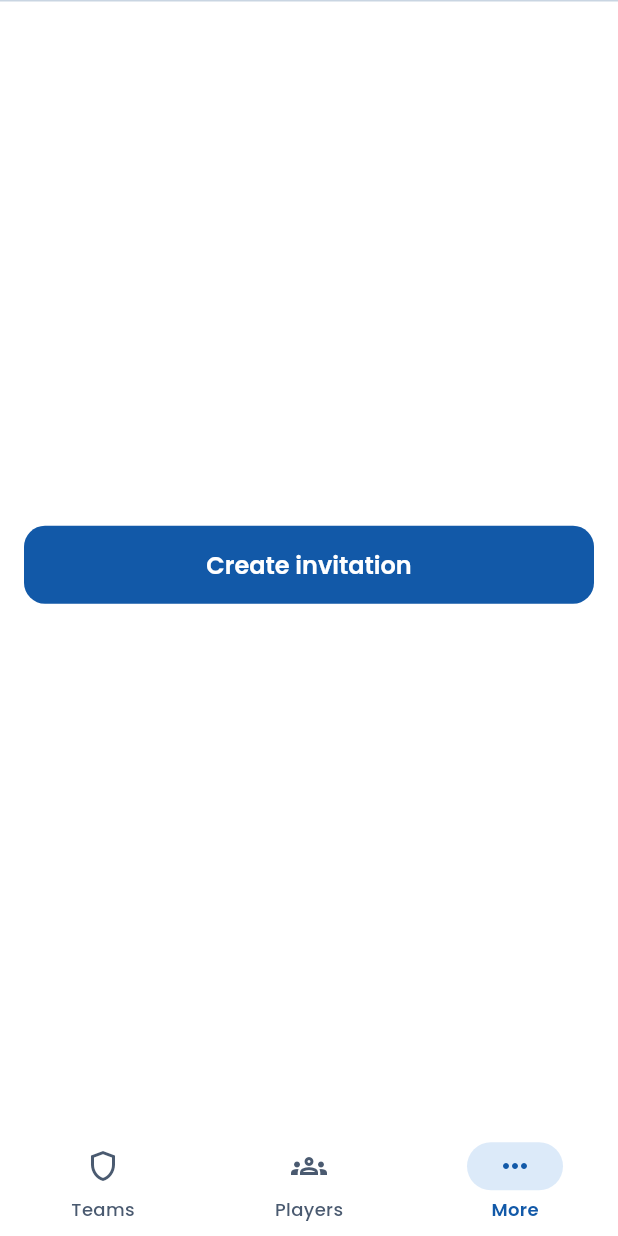
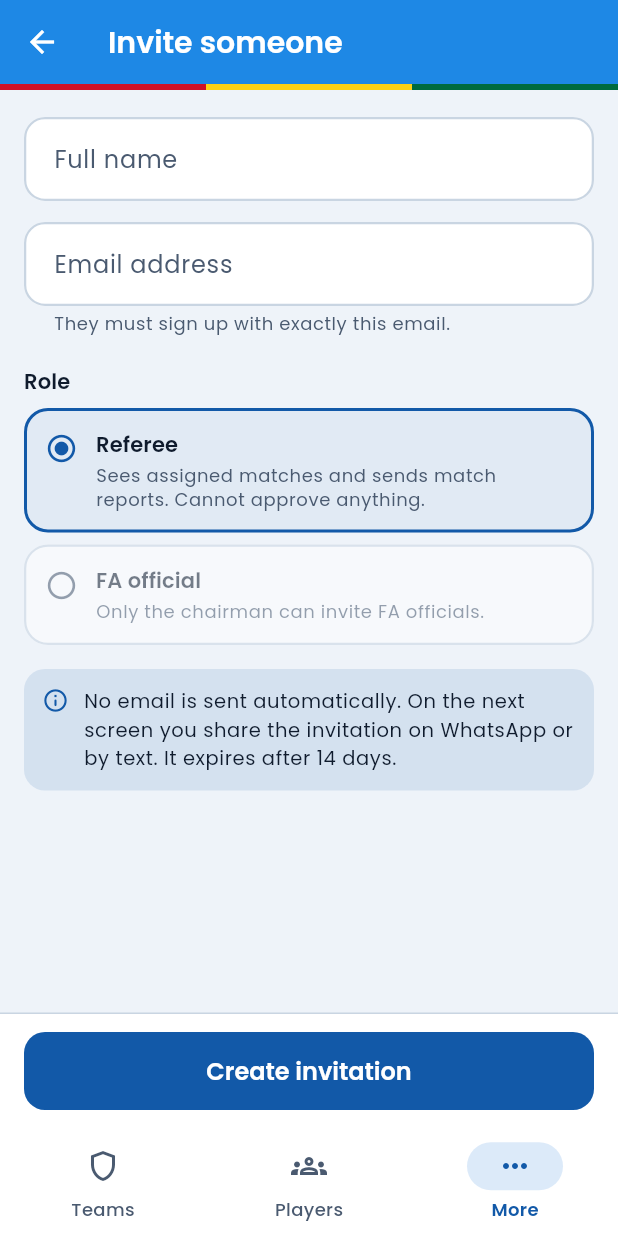
Before and after one commit to IsaacCodes01/gedfa-connect, a Flutter app: the InvitePersonScreen screen opened by its route, on a phone screen of 412 x 824 dp. Run offline on Flutter 3.47's test engine with Material 3 defaults, Android fonts, the phone set to English and light mode, and no system bars; our stand-ins replace cloud_firestore, connectivity_plus, firebase_auth, firebase_core, firebase_storage, flutter_riverpod and 6 more; accounts and stored records are empty.

Commit message:
fix(fa): invite form visible (bottom bar no longer fills the screen)

```diff
--- a/lib/features/people/presentation/invite_person_screen.dart
+++ b/lib/features/people/presentation/invite_person_screen.dart
@@ -76,7 +76,13 @@ class _InvitePersonScreenState extends ConsumerState<InvitePersonScreen> {
           top: false,
           child: Padding(
             padding: const EdgeInsets.fromLTRB(16, 12, 16, 12),
-            child: ResponsiveCenter(
+            // heightFactor: 1 = only as tall as the button.
+            // A plain Center (ResponsiveCenter) grows to the full screen
+            // height here and hides the form.
+            child: Center(
+              heightFactor: 1,
+              child: ConstrainedBox(
+                constraints: const BoxConstraints(maxWidth: 480),
                 child: FilledButton(
                   onPressed: _busy ? null : _create,
                   child: _busy
@@ -86,6 +92,7 @@ class _InvitePersonScreenState extends ConsumerState<InvitePersonScreen> {
                           child: CircularProgressIndicator(strokeWidth: 2.5),
                         )
                       : const Text('Create invitation'),
+                ),
               ),
             ),
           ),
```
Lines whose indentation alone changed are shown as unchanged.
